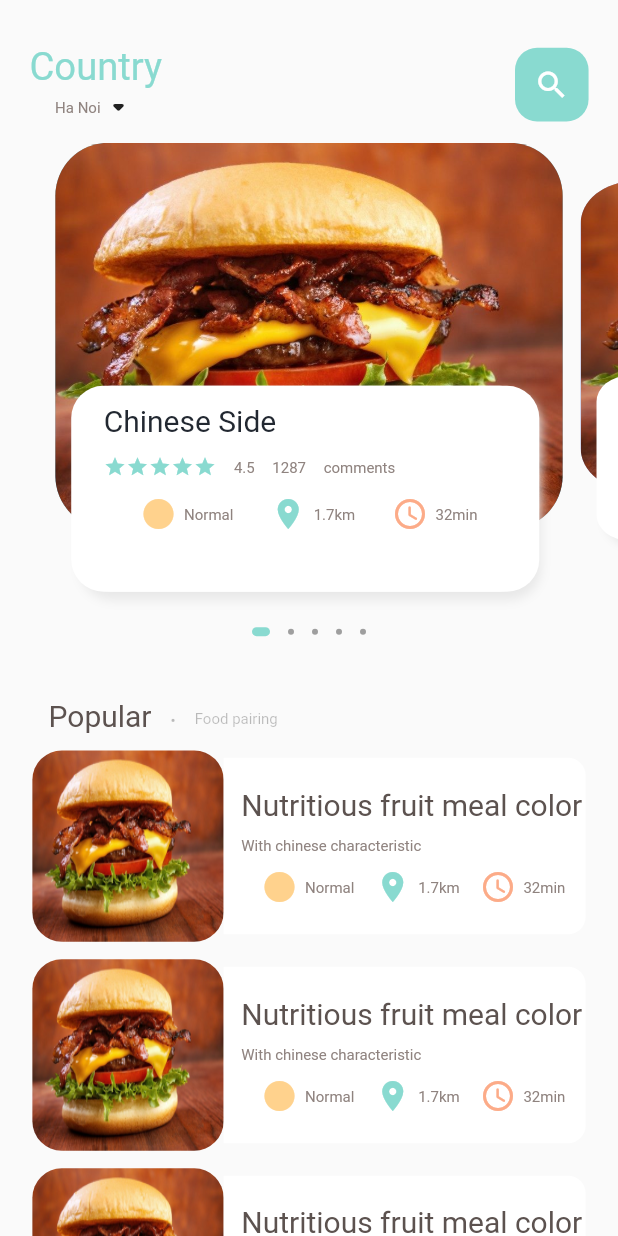
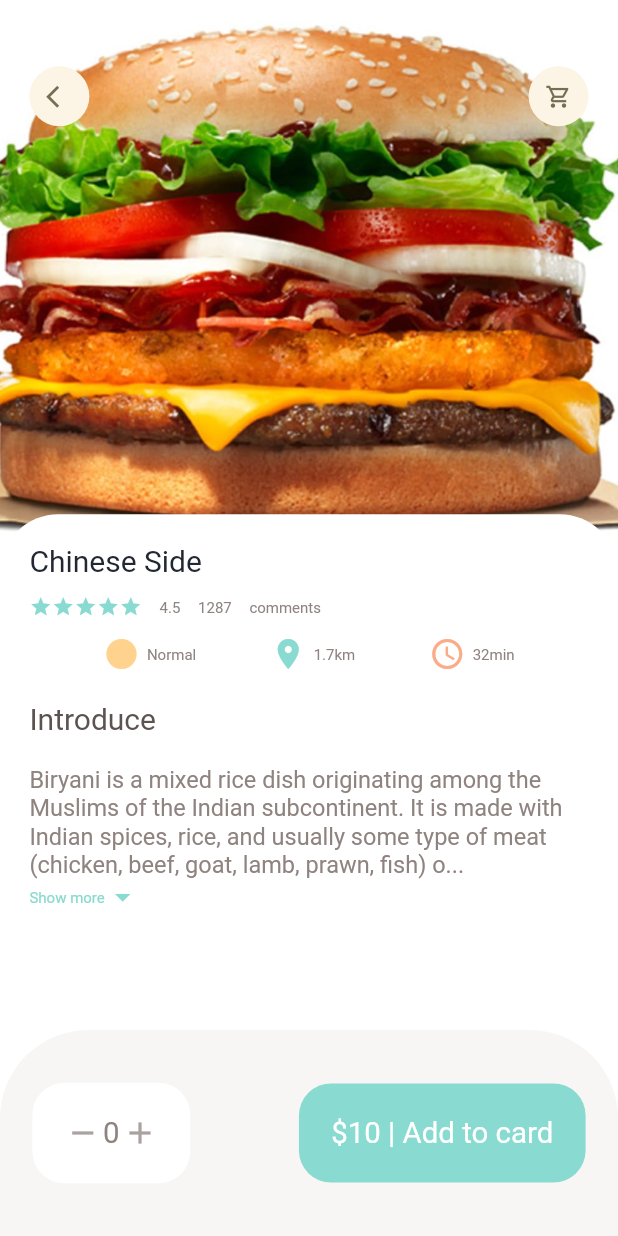
Before and after one commit to NhuDevJunior/flutter_food_app_get_wekk_job, a Flutter app: the screen it shows after launch, on a phone screen of 412 x 824 dp. Run offline on Flutter 3.47's test engine with Material 2 defaults, Android fonts, the light colour scheme and no system bars; drawn by our look-alikes of dots_indicator; our stand-ins replace get.

Commit message:
step01: add food detail screen

```diff
--- a/lib/main.dart
+++ b/lib/main.dart
@@ -1,5 +1,6 @@
 import 'package:flutter/material.dart';
-import 'package:flutter_food_shop_app_get_well_job/home/main_food_page.dart';
+import 'package:flutter_food_shop_app_get_well_job/pages/food/popular_food_detail.dart';
+import 'package:flutter_food_shop_app_get_well_job/pages/home/main_food_page.dart';
 import 'package:get/get.dart';
 void main() {
   runApp(const MyApp());
@@ -18,7 +19,7 @@
 
         primarySwatch: Colors.blue,
       ),
-      home: MainFoodPage(),
+      home: PopularFoodDetail(),
     );
   }
 }
--- /dev/null
+++ b/lib/pages/food/popular_food_detail.dart
@@ -0,0 +1,148 @@
+import 'package:flutter/material.dart';
+import 'package:flutter_food_shop_app_get_well_job/utils/dimensions.dart';
+import 'package:flutter_food_shop_app_get_well_job/widgets/ExpandableTextWidget.dart';
+import 'package:flutter_food_shop_app_get_well_job/widgets/app_column.dart';
+import 'package:flutter_food_shop_app_get_well_job/widgets/app_icon.dart';
+
+import '../../utils/AppColors.dart';
+import '../../widgets/big_text.dart';
+import '../../widgets/icon_and_text_widget.dart';
+import '../../widgets/small_text.dart';
+
+class PopularFoodDetail extends StatelessWidget {
+
+
+
+  @override
+  Widget build(BuildContext context) {
+    // TODO: implement build
+    return Scaffold(
+      backgroundColor: Colors.white,
+      body: Stack(
+        children: [
+          // background
+          Positioned(
+            left: 0,
+              right: 0,
+              child: Container(
+                width: double.maxFinite,
+                height: Dimensions.height380,
+                decoration: BoxDecoration(
+                  image: DecorationImage(
+                    fit: BoxFit.cover,
+                    image: AssetImage(
+                        "assets/images/food1.jpg"
+                    )
+                  )
+                ),
+              )
+          ),
+          // icon
+          Positioned(
+            top: Dimensions.height45,
+            left: Dimensions.height20,
+              right: Dimensions.height20,
+              child: Row(
+                mainAxisAlignment: MainAxisAlignment.spaceBetween,
+                children: [
+                  AppIcon(icon: Icons.arrow_back_ios),
+                  AppIcon(icon: Icons.shopping_cart_outlined)
+                ],
+              )
+          ),
+          // introduction
+          Positioned(
+            left: 0,
+            right: 0,
+            bottom: 0,
+            top: Dimensions.height380-30,
+            child: Container(
+              padding: EdgeInsets.only(
+                  left: Dimensions.height20,
+                  right: Dimensions.height20,
+                  top: Dimensions.height20),
+              decoration: BoxDecoration(
+                  borderRadius: BorderRadius.only(
+                      topRight: Radius.circular(Dimensions.height40),
+                      topLeft: Radius.circular(Dimensions.height40)),
+                  color: Colors.white),
+              child: Column(
+                crossAxisAlignment: CrossAxisAlignment.start,
+                children: [
+                    AppColumn("Chinese Side"),
+                    SizedBox(
+                      height: Dimensions.height20,
+                    ),
+                    BigText(color: AppColors.titleColor, text: "Introduce"),
+                  SizedBox(
+                    height: Dimensions.height20,
+                  ),
+                    Expanded(child: SingleChildScrollView(
+                      child: ExpandableTextWidget(
+                          "Biryani is a mixed rice dish originating among the Muslims of the Indian subcontinent. "
+                              "It is made with Indian spices, rice, and usually some type of meat (chicken, beef, goat, lamb, prawn, fish) or in some cases without any meat, and sometimes, in addition, eggs and potatoes.[1]Biryani is one of the most popular dishes in South Asia, as well as among the diaspora from the region. "
+                              "Similar dishes are also prepared in other parts of the world such as in Iraq, Thailand, and Malaysia.[2] Biryani is the single most-ordered dish on Indian online food ordering and delivery services The exact origin of the dish is uncertain. In North India, different varieties of biryani developed in the Muslim centres of Delhi (Mughlai cuisine), Rampur, Lucknow (Awadhi cuisine) and other small principalities. "
+                              "In South India, where rice is more widely used as a staple food, several distinct varieties of biryani emerged from Hyderabad Deccan (where some believe the dish originated[11]) as well as Tamil Nadu (Ambur, Thanjavur, Chettinad, Salem, Dindigal), Kerala (Malabar), Telangana, and Karnataka (Bhatkal) where Muslim communities were present.[5][12]According to historian Lizzie Collingham, the modern biryani developed in the royal kitchens of the Mughal Empire (1526–1857) and is a mix of the native spicy rice dishes of India and the Persian pilaf.[13] "
+                              "Indian restaurateur Kris Dhillon believes that the dish originated in Persia, and was brought to India by the Mughals"),
+                    ))
+                  ],
+                )
+            ),
+          ),
+          // expandable text widget
+        ],
+      ),
+      bottomNavigationBar: Container(
+        height: Dimensions.height140,
+        decoration: BoxDecoration(
+          color: AppColors.buttonBackgroundColor,
+            borderRadius: BorderRadius.only(
+                topRight: Radius.circular(Dimensions.height60),
+                topLeft: Radius.circular(Dimensions.height60))),
+        padding: EdgeInsets.only(
+            top: Dimensions.height32,
+            bottom: Dimensions.height32,
+            left: Dimensions.height22,
+            right: Dimensions.height22),
+        child: Row(
+          mainAxisAlignment: MainAxisAlignment.spaceBetween,
+          children: [
+            Container(
+              padding: EdgeInsets.only(
+                  top: Dimensions.height22,
+                  left: Dimensions.height22,
+                  right: Dimensions.height22,
+                  bottom: Dimensions.height22),
+              decoration: BoxDecoration(
+                  borderRadius: BorderRadius.circular(Dimensions.height22),
+                  color: Colors.white),
+              child: Row(
+                children: [
+                  Icon(Icons.remove, color: AppColors.signColor,),
+                  SizedBox(width: Dimensions.height6,),
+                  BigText(color: AppColors.paraColor, text: "0", size: Dimensions.height20,),
+                  SizedBox(width: Dimensions.height6,),
+                  Icon(Icons.add, color: AppColors.signColor,)
+                ],
+              ),
+            ),
+            Container(
+              padding: EdgeInsets.only(
+                  top: Dimensions.height22,
+                  left: Dimensions.height22,
+                  right: Dimensions.height22,
+                  bottom: Dimensions.height22),
+              child: BigText(text: "\$10 | Add to card", color: Colors.white, size: Dimensions.height20),
+              decoration: BoxDecoration(
+                borderRadius: BorderRadius.circular(Dimensions.height22),
+                color: AppColors.mainColor
+              ),
+            )
+          ],
+        ),
+      ),
+    );
+  }
+
+  PopularFoodDetail();
+}
--- a/lib/home/food_page_body.dart
+++ b/lib/pages/home/food_page_body.dart
@@ -1,12 +1,15 @@
 
 import 'package:dots_indicator/dots_indicator.dart';
 import 'package:flutter/material.dart';
+import 'package:flutter_food_shop_app_get_well_job/widgets/app_column.dart';
 import 'package:flutter_food_shop_app_get_well_job/widgets/big_text.dart';
 import 'package:flutter_food_shop_app_get_well_job/widgets/icon_and_text_widget.dart';
 import 'package:flutter_food_shop_app_get_well_job/widgets/small_text.dart';
 
-import '../utils/AppColors.dart';
-import '../utils/dimensions.dart';
+import '../../utils/AppColors.dart';
+import '../../utils/dimensions.dart';
+
+
 
 class FoodPageBody extends StatefulWidget {
 
@@ -191,35 +194,7 @@
               height: Dimensions.pageTextContainer,
               child: Container(
                 padding: EdgeInsets.only(top: Dimensions.height12, left: Dimensions.height17, right: Dimensions.height17),
-                child: Column(
-                  crossAxisAlignment: CrossAxisAlignment.start,
-                  children: [
-                    BigText(color: AppColors.colorDarkPrimary, text: "Chinese Side"),
-                    SizedBox(height: Dimensions.height12,),
-                    Row(
-                      children: [
-                        Wrap(
-                          children: List.generate(5, (index) => Icon(Icons.star, color: AppColors.mainColor, size: 15,)),
-                        ),
-                        SizedBox(width: Dimensions.height12,),
-                        SmallText(color: AppColors.paraColor, text: "4.5"),
-                        SizedBox(width: Dimensions.height12,),
-                        SmallText(color: AppColors.paraColor, text: "1287"),
-                        SizedBox(width: Dimensions.height12,),
-                        SmallText(color: AppColors.paraColor, text: "comments")
-                      ],
-                    ),
-                    SizedBox(height: Dimensions.height12),
-                    Row(
-                      mainAxisAlignment: MainAxisAlignment.spaceEvenly,
-                      children: [
-                        IconAndTextWidget(Icons.circle_sharp, "Normal", AppColors.paraColor, AppColors.iconColor1),
-                        IconAndTextWidget(Icons.location_on, "1.7km", AppColors.paraColor, AppColors.mainColor),
-                        IconAndTextWidget(Icons.access_time_rounded, "32min", AppColors.paraColor, AppColors.iconColor2)
-                      ],
-                    )
-                  ],
-                ),
+                child: AppColumn("Chinese Side")
               ),
               margin: EdgeInsets.only(left: Dimensions.height22, right: Dimensions.height22, bottom: Dimensions.height18),
               decoration: BoxDecoration(
--- a/lib/home/main_food_page.dart
+++ b/lib/pages/home/main_food_page.dart
@@ -1,9 +1,10 @@
 import 'package:flutter/material.dart';
-import 'package:flutter_food_shop_app_get_well_job/home/food_page_body.dart';
 import 'package:flutter_food_shop_app_get_well_job/utils/AppColors.dart';
 import 'package:flutter_food_shop_app_get_well_job/utils/dimensions.dart';
 import 'package:flutter_food_shop_app_get_well_job/widgets/big_text.dart';
 import 'package:flutter_food_shop_app_get_well_job/widgets/small_text.dart';
+
+import 'food_page_body.dart';
 
 class MainFoodPage extends StatefulWidget {
   const MainFoodPage({Key? key}) : super(key: key);
--- /dev/null
+++ b/lib/widgets/ExpandableTextWidget.dart
@@ -0,0 +1,61 @@
+import 'package:flutter/material.dart';
+import 'package:flutter_food_shop_app_get_well_job/utils/AppColors.dart';
+import 'package:flutter_food_shop_app_get_well_job/widgets/small_text.dart';
+
+import '../utils/dimensions.dart';
+
+class ExpandableTextWidget extends StatefulWidget {
+  final String text;
+
+  @override
+  _ExpandableTextWidgetState createState() => _ExpandableTextWidgetState();
+
+  ExpandableTextWidget(this.text);
+}
+
+class _ExpandableTextWidgetState extends State<ExpandableTextWidget>{
+  late String firstHalf;
+  late String secondHalf;
+
+  bool hiddenText = true;
+  double textHeight = Dimensions.height200;
+  // i love flutter laravel and golang 30 50
+  @override
+  void initState() {
+    super.initState();
+    if (widget.text.length > textHeight) {
+      firstHalf = widget.text.substring(0, textHeight.toInt());
+      secondHalf =
+          widget.text.substring(textHeight.toInt() + 1, widget.text.length);
+    } else {
+      firstHalf = widget.text;
+      secondHalf = "";
+    }
+  }
+  @override
+  Widget build(BuildContext context) {
+    // TODO: implement build
+    return Container(
+      child: secondHalf.isEmpty
+          ? SmallText(color: AppColors.paraColor, text: firstHalf)
+          : Column(
+        children: [
+          SmallText(size: Dimensions.height16, color: AppColors.paraColor, text: hiddenText?(firstHalf+"..."):(firstHalf+secondHalf)),
+          InkWell(
+            onTap: (){
+              setState(() {
+                hiddenText = !hiddenText;
+              });
+            },
+            child: Row(
+              children: [
+                SmallText(color: AppColors.mainColor, text: "Show more"),
+                Icon(hiddenText?(Icons.arrow_drop_down):(Icons.arrow_drop_up), color: AppColors.mainColor,)
+              ],
+            ),
+          )
+        ],
+      ),
+    );
+  }
+}
--- /dev/null
+++ b/lib/widgets/app_column.dart
@@ -0,0 +1,48 @@
+import 'package:flutter/material.dart';
+import 'package:flutter_food_shop_app_get_well_job/widgets/small_text.dart';
+
+import '../utils/AppColors.dart';
+import '../utils/dimensions.dart';
+import 'big_text.dart';
+import 'icon_and_text_widget.dart';
+
+class AppColumn extends StatelessWidget {
+  final String textTitle;
+  @override
+  Widget build(BuildContext context) {
+    // TODO: implement build
+    return Container(
+      child: Column(
+        crossAxisAlignment: CrossAxisAlignment.start,
+        children: [
+          BigText(color: AppColors.colorDarkPrimary, text: textTitle),
+          SizedBox(height: Dimensions.height12,),
+          Row(
+            children: [
+              Wrap(
+                children: List.generate(5, (index) => Icon(Icons.star, color: AppColors.mainColor, size: 15,)),
+              ),
+              SizedBox(width: Dimensions.height12,),
+              SmallText(color: AppColors.paraColor, text: "4.5"),
+              SizedBox(width: Dimensions.height12,),
+              SmallText(color: AppColors.paraColor, text: "1287"),
+              SizedBox(width: Dimensions.height12,),
+              SmallText(color: AppColors.paraColor, text: "comments")
+            ],
+          ),
+          SizedBox(height: Dimensions.height12),
+          Row(
+            mainAxisAlignment: MainAxisAlignment.spaceEvenly,
+            children: [
+              IconAndTextWidget(Icons.circle_sharp, "Normal", AppColors.paraColor, AppColors.iconColor1),
+              IconAndTextWidget(Icons.location_on, "1.7km", AppColors.paraColor, AppColors.mainColor),
+              IconAndTextWidget(Icons.access_time_rounded, "32min", AppColors.paraColor, AppColors.iconColor2)
+            ],
+          )
+        ],
+      ),
+    );
+  }
+
+  AppColumn(this.textTitle);
+}
--- /dev/null
+++ b/lib/widgets/app_icon.dart
@@ -0,0 +1,32 @@
+import 'package:flutter/material.dart';
+import 'package:flutter_food_shop_app_get_well_job/utils/dimensions.dart';
+
+class AppIcon extends StatelessWidget {
+  final IconData icon;
+  final Color backgroundColor;
+  final Color iconColor;
+  final double size;
+  AppIcon(
+      {required this.icon,
+        this.backgroundColor = const Color(0xFFfcf4e4),
+        this.iconColor = const Color(0xFF756d54),
+        this.size = 40});
+  @override
+  Widget build(BuildContext context) {
+    // TODO: implement build
+    return Container(
+      width: size,
+      height: size,
+      decoration: BoxDecoration(
+        color: backgroundColor,
+        borderRadius: BorderRadius.circular(size/2)
+      ),
+      child: Icon(
+        icon,
+        color: iconColor,
+        size: Dimensions.height18,
+      ),
+    );
+
+  }
+}
```
